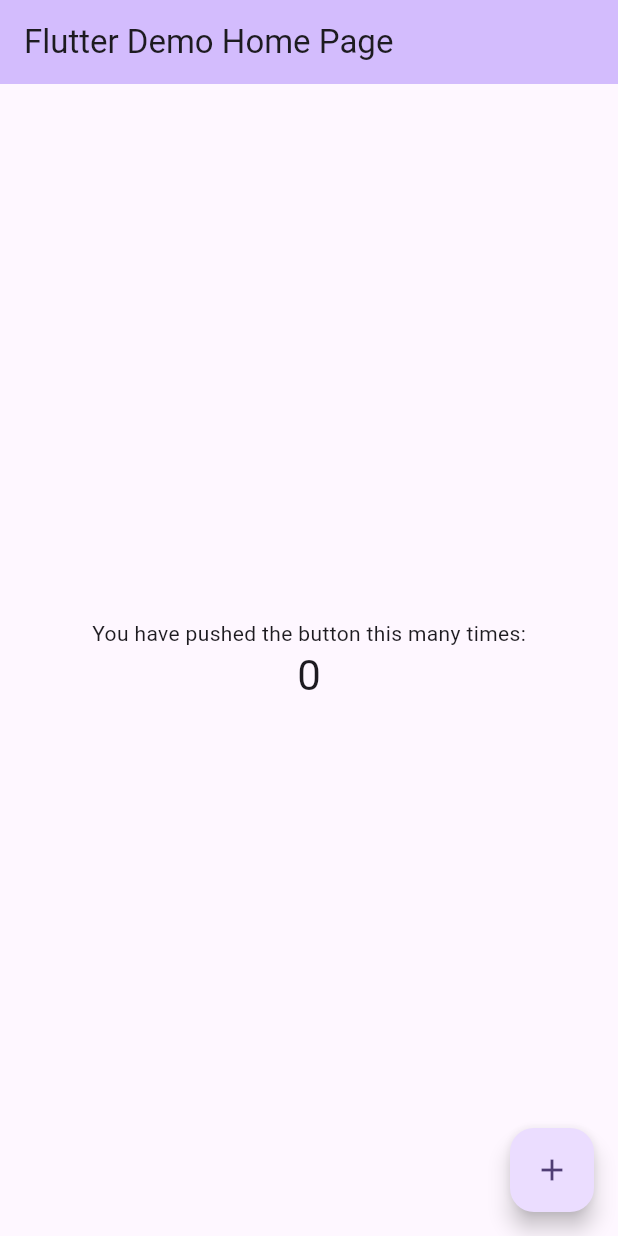
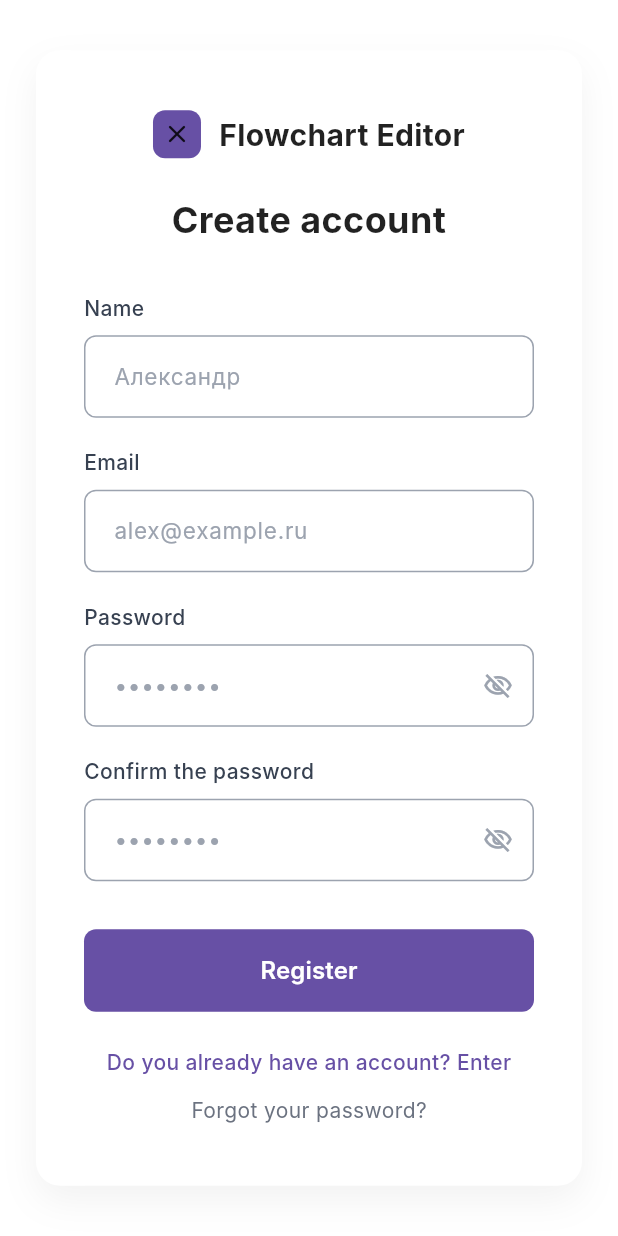
Before and after one commit to skyP38/flowchart_editor, a Flutter app: the screen it shows after launch, on a phone screen of 412 x 824 dp. Run offline on Flutter 3.47's test engine with Material 3 defaults, Android fonts, the phone set to English and light mode, and no system bars; Roboto replaces fonts that are missing (Inter).

Commit message:
WIP: basic registration form

```diff
--- a/frontend/lib/main.dart
+++ b/frontend/lib/main.dart
@@ -1,4 +1,6 @@
 import 'package:flutter/material.dart';
+import 'screens/register_screen.dart';
+
 
 void main() {
   runApp(const MyApp());
@@ -7,116 +9,16 @@ void main() {
 class MyApp extends StatelessWidget {
   const MyApp({super.key});
 
-  // This widget is the root of your application.
   @override
   Widget build(BuildContext context) {
     return MaterialApp(
-      title: 'Flutter Demo',
+      title: 'Flowchart Editor Registration',
       theme: ThemeData(
-        // This is the theme of your application.
-        //
-        // TRY THIS: Try running your application with "flutter run". You'll see
-        // the application has a purple toolbar. Then, without quitting the app,
-        // try changing the seedColor in the colorScheme below to Colors.green
-        // and then invoke "hot reload" (save your changes or press the "hot
-        // reload" button in a Flutter-supported IDE, or press "r" if you used
-        // the command line to start the app).
-        //
-        // Notice that the counter didn't reset back to zero; the application
-        // state is not lost during the reload. To reset the state, use hot
-        // restart instead.
-        //
-        // This works for code too, not just values: Most code changes can be
-        // tested with just a hot reload.
-        colorScheme: .fromSeed(seedColor: Colors.deepPurple),
+        scaffoldBackgroundColor: const Color(0xFFFFFF),
+        fontFamily: 'Inter',
+        colorScheme: .fromSeed(seedColor: const Color(0x6750A5)),
       ),
-      home: const MyHomePage(title: 'Flutter Demo Home Page'),
+      home: const RegistrationScreen(),
     );
   }
 }
-
-class MyHomePage extends StatefulWidget {
-  const MyHomePage({super.key, required this.title});
-
-  // This widget is the home page of your application. It is stateful, meaning
-  // that it has a State object (defined below) that contains fields that affect
-  // how it looks.
-
-  // This class is the configuration for the state. It holds the values (in this
-  // case the title) provided by the parent (in this case the App widget) and
-  // used by the build method of the State. Fields in a Widget subclass are
-  // always marked "final".
-
-  final String title;
-
-  @override
-  State<MyHomePage> createState() => _MyHomePageState();
-}
-
-class _MyHomePageState extends State<MyHomePage> {
-  int _counter = 0;
-
-  void _incrementCounter() {
-    setState(() {
-      // This call to setState tells the Flutter framework that something has
-      // changed in this State, which causes it to rerun the build method below
-      // so that the display can reflect the updated values. If we changed
-      // _counter without calling setState(), then the build method would not be
-      // called again, and so nothing would appear to happen.
-      _counter++;
-    });
-  }
-
-  @override
-  Widget build(BuildContext context) {
-    // This method is rerun every time setState is called, for instance as done
-    // by the _incrementCounter method above.
-    //
-    // The Flutter framework has been optimized to make rerunning build methods
-    // fast, so that you can just rebuild anything that needs updating rather
-    // than having to individually change instances of widgets.
-    return Scaffold(
-      appBar: AppBar(
-        // TRY THIS: Try changing the color here to a specific color (to
-        // Colors.amber, perhaps?) and trigger a hot reload to see the AppBar
-        // change color while the other colors stay the same.
-        backgroundColor: Theme.of(context).colorScheme.inversePrimary,
-        // Here we take the value from the MyHomePage object that was created by
-        // the App.build method, and use it to set our appbar title.
-        title: Text(widget.title),
-      ),
-      body: Center(
-        // Center is a layout widget. It takes a single child and positions it
-        // in the middle of the parent.
-        child: Column(
-          // Column is also a layout widget. It takes a list of children and
-          // arranges them vertically. By default, it sizes itself to fit its
-          // children horizontally, and tries to be as tall as its parent.
-          //
-          // Column has various properties to control how it sizes itself and
-          // how it positions its children. Here we use mainAxisAlignment to
-          // center the children vertically; the main axis here is the vertical
-          // axis because Columns are vertical (the cross axis would be
-          // horizontal).
-          //
-          // TRY THIS: Invoke "debug painting" (choose the "Toggle Debug Paint"
-          // action in the IDE, or press "p" in the console), to see the
-          // wireframe for each widget.
-          mainAxisAlignment: .center,
-          children: [
-            const Text('You have pushed the button this many times:'),
-            Text(
-              '$_counter',
-              style: Theme.of(context).textTheme.headlineMedium,
-            ),
-          ],
-        ),
-      ),
-      floatingActionButton: FloatingActionButton(
-        onPressed: _incrementCounter,
-        tooltip: 'Increment',
-        child: const Icon(Icons.add),
-      ),
-    );
-  }
-}
--- /dev/null
+++ b/frontend/lib/screens/register_screen.dart
@@ -0,0 +1,274 @@
+import 'package:flutter/material.dart';
+
+class RegistrationScreen extends StatefulWidget {
+  const RegistrationScreen({super.key});
+
+  @override
+  State<RegistrationScreen> createState() => _RegistrationScreenState();
+}
+
+class _RegistrationScreenState extends State<RegistrationScreen> {
+  final _nameController = TextEditingController();
+  final _emailController = TextEditingController();
+  final _passwordController = TextEditingController();
+  final _confirmPasswordController = TextEditingController();
+
+  bool _isPasswordVisible = false;
+  bool _isConfirmPasswordVisible = false;
+
+  final Color _primaryColor = const Color(0xFF6750A5);
+  final Color _borderColor = const Color(0xFF9CA3AF);
+  final Color _textColor = const Color(0xFF374151);
+  final Color _hintColor = const Color(0xFF9CA3AF);
+
+  @override
+  void dispose() {
+    _nameController.dispose();
+    _emailController.dispose();
+    _passwordController.dispose();
+    _confirmPasswordController.dispose();
+    super.dispose();
+  }
+
+    @override
+  Widget build(BuildContext context) {
+    return Scaffold(
+      body: Center(
+        child: SingleChildScrollView(
+          padding: const EdgeInsets.all(24.0),
+          child: ConstrainedBox(
+            constraints: const BoxConstraints(maxWidth: 420), // Ограничение ширины для Web
+            child: Container(
+              padding: const EdgeInsets.symmetric(horizontal: 32, vertical: 40),
+              decoration: BoxDecoration(
+                color: Colors.white,
+                borderRadius: BorderRadius.circular(16),
+                boxShadow: [
+                  BoxShadow(
+                    color: Colors.black.withOpacity(0.05),
+                    blurRadius: 20,
+                    offset: const Offset(0, 10),
+                  ),
+                ],
+              ),
+              child: Column(
+                mainAxisSize: MainAxisSize.min,
+                crossAxisAlignment: CrossAxisAlignment.stretch,
+                children: [
+                  // Логотип и название
+                  Row(
+                    mainAxisAlignment: MainAxisAlignment.center,
+                    children: [
+                      Container(
+                        padding: const EdgeInsets.all(6),
+                        decoration: BoxDecoration(
+                          color: _primaryColor,
+                          borderRadius: BorderRadius.circular(8),
+                        ),
+                        child: const Icon(
+                          Icons.close_rounded, // добавить иконку
+                          size: 20,
+                        ),
+                      ),
+                      const SizedBox(width: 12),
+                      const Text(
+                        'Flowchart Editor',
+                        style: TextStyle(
+                          fontSize: 20,
+                          fontWeight: FontWeight.bold,
+                          color: Colors.black87,
+                        ),
+                      ),
+                    ],
+                  ),
+                  const SizedBox(height: 24),
+
+                  // Заголовок
+                  const Text(
+                    'Create account',
+                    textAlign: TextAlign.center,
+                    style: TextStyle(
+                      fontSize: 24,
+                      fontWeight: FontWeight.bold,
+                      color: Colors.black87,
+                    ),
+                  ),
+                  const SizedBox(height: 32),
+
+                  // Поле Name
+                  _buildLabel('Name'),
+                  _buildTextField(
+                    controller: _nameController,
+                    hintText: 'Александр',
+                  ),
+                  const SizedBox(height: 20),
+
+                  // Поле Email
+                  _buildLabel('Email'),
+                  _buildTextField(
+                    controller: _emailController,
+                    hintText: 'alex@example.ru',
+                    keyboardType: TextInputType.emailAddress,
+                  ),
+                  const SizedBox(height: 20),
+
+                  // Поле Password
+                  _buildLabel('Password'),
+                  _buildTextField(
+                    controller: _passwordController,
+                    hintText: '••••••••',
+                    obscureText: !_isPasswordVisible,
+                    suffixIcon: IconButton(
+                      icon: Icon(
+                        _isPasswordVisible ? Icons.visibility_outlined : Icons.visibility_off_outlined,
+                        color: _hintColor,
+                        size: 20,
+                      ),
+                      onPressed: () {
+                        setState(() {
+                          _isPasswordVisible = !_isPasswordVisible;
+                        });
+                      },
+                    ),
+                  ),
+                  const SizedBox(height: 20),
+
+                  // Поле Confirm the password
+                  _buildLabel('Confirm the password'),
+                  _buildTextField(
+                    controller: _confirmPasswordController,
+                    hintText: '••••••••',
+                    obscureText: !_isConfirmPasswordVisible,
+                    suffixIcon: IconButton(
+                      icon: Icon(
+                        _isConfirmPasswordVisible ? Icons.visibility_outlined : Icons.visibility_off_outlined,
+                        color: _hintColor,
+                        size: 20,
+                      ),
+                      onPressed: () {
+                        setState(() {
+                          _isConfirmPasswordVisible = !_isConfirmPasswordVisible;
+                        });
+                      },
+                    ),
+                  ),
+                  const SizedBox(height: 32),
+
+                  // Кнопка Register
+                  ElevatedButton(
+                    onPressed: () {
+                      // Логика регистрации
+                    },
+                    style: ElevatedButton.styleFrom(
+                      backgroundColor: _primaryColor,
+                      foregroundColor: Colors.white,
+                      padding: const EdgeInsets.symmetric(vertical: 16),
+                      shape: RoundedRectangleBorder(
+                        borderRadius: BorderRadius.circular(8),
+                      ),
+                      elevation: 0,
+                    ),
+                    child: const Text(
+                      'Register',
+                      style: TextStyle(
+                        fontSize: 16,
+                        fontWeight: FontWeight.w600,
+                      ),
+                    ),
+                  ),
+                  const SizedBox(height: 24),
+
+                  // Нижние ссылки
+                  Row(
+                    mainAxisAlignment: MainAxisAlignment.center,
+                    children: [
+                      GestureDetector(
+                        onTap: () {
+                          // Переход на страницу входа
+                        },
+                        child: Text(
+                          'Do you already have an account? Enter',
+                          style: TextStyle(
+                            color: _primaryColor,
+                            fontSize: 14,
+                            fontWeight: FontWeight.w500,
+                          ),
+                        ),
+                      ),
+                    ],
+                  ),
+                  const SizedBox(height: 12),
+                  Center(
+                    child: GestureDetector(
+                      onTap: () {
+                        // Логика восстановления пароля
+                      },
+                      child: const Text(
+                        'Forgot your password?',
+                        style: TextStyle(
+                          color: Color(0xFF6B7280),
+                          fontSize: 14,
+                        ),
+                      ),
+                    ),
+                  ),
+                ],
+              ),
+            ),
+          ),
+        ),
+      ),
+    );
+  }
+
+    // Вспомогательный виджет для подписи поля
+  Widget _buildLabel(String label) {
+    return Padding(
+      padding: const EdgeInsets.only(bottom: 8.0),
+      child: Text(
+        label,
+        style: TextStyle(
+          color: _textColor,
+          fontSize: 14,
+          fontWeight: FontWeight.w500,
+        ),
+      ),
+    );
+  }
+
+  // Вспомогательный виджет для текстового поля
+  Widget _buildTextField({
+    required TextEditingController controller,
+    required String hintText,
+    bool obscureText = false,
+    TextInputType keyboardType = TextInputType.text,
+    Widget? suffixIcon,
+  }) {
+    return TextFormField(
+      controller: controller,
+      obscureText: obscureText,
+      keyboardType: keyboardType,
+      style: const TextStyle(fontSize: 15),
+      decoration: InputDecoration(
+        hintText: hintText,
+        hintStyle: TextStyle(color: _hintColor, fontSize: 15),
+        contentPadding: const EdgeInsets.symmetric(horizontal: 16, vertical: 16),
+        filled: true,
+        fillColor: Colors.white,
+        suffixIcon: suffixIcon,
+        enabledBorder: OutlineInputBorder(
+          borderRadius: BorderRadius.circular(8),
+          borderSide: BorderSide(color: _borderColor, width: 1),
+        ),
+        focusedBorder: OutlineInputBorder(
+          borderRadius: BorderRadius.circular(8),
+          borderSide: BorderSide(color: _primaryColor, width: 1.5),
+        ),
+        errorBorder: OutlineInputBorder(
+          borderRadius: BorderRadius.circular(8),
+          borderSide: const BorderSide(color: Colors.red, width: 1),
+        ),
+      ),
+    );
+  }
+}
```
